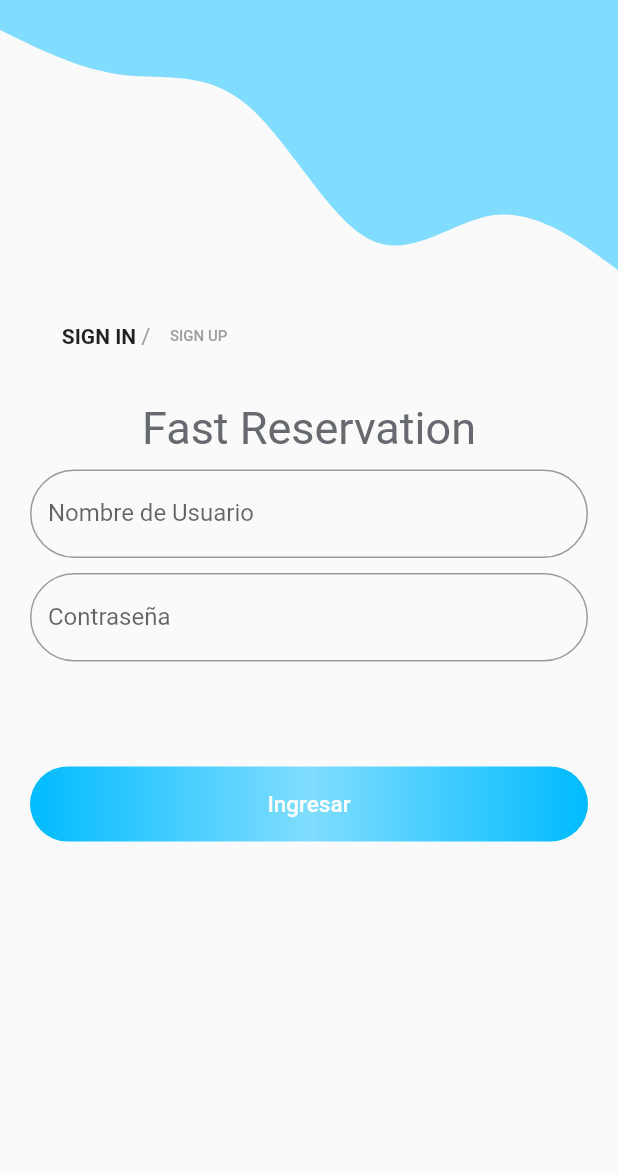
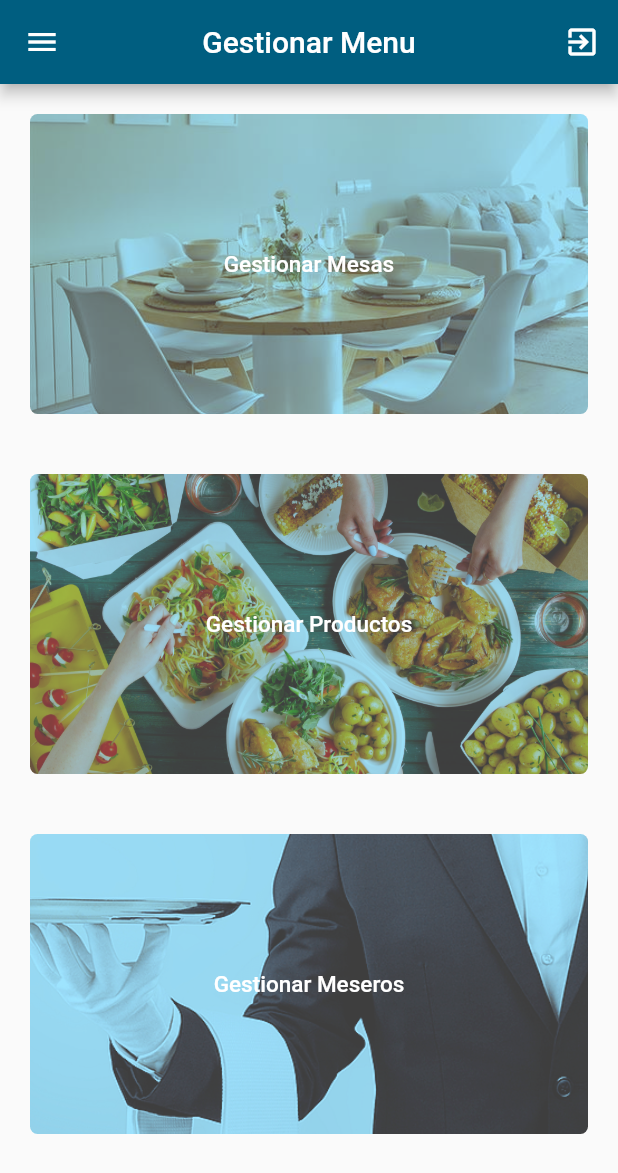
Before and after one commit to kfvillalba/proyecto-movil, a Flutter app: the screen it shows after launch, after a tap on "Ingresar", on a phone screen of 412 x 824 dp. Shown: the top 1173 px of the screen. Run offline on Flutter 3.47's test engine with Material 2 defaults, Android fonts, the light colour scheme and no system bars; our stand-ins replace flutter_svg.

Commit message:
nuevos cambios

```diff
--- a/lib/UI/app.dart
+++ b/lib/UI/app.dart
@@ -1,4 +1,6 @@
 import 'package:flutter/material.dart';
+import 'package:proyecto_fast_reservation/UI/pages/GestionarMesas.dart';
+import 'package:proyecto_fast_reservation/UI/pages/InicioAdmin.dart';
 import 'package:proyecto_fast_reservation/UI/pages/Login.dart';
 import 'package:proyecto_fast_reservation/UI/pages/Registro.dart';
 // ignore_for_file: avoid_unnecessary_containers, prefer_const_constructors, prefer_const_literals_to_create_immutables
@@ -15,6 +17,8 @@ class MyApp extends StatelessWidget {
       routes: {
         '/login': (context) => Login(),
         '/registro': (context) => Registro(),
+        '/gestionarMesas': (context) => GestionarMesas(),
+        '/inicioAdmin': (context) => InicioAdmin(),
       },
     );
   }
--- /dev/null
+++ b/lib/UI/pages/InicioAdmin.dart
@@ -0,0 +1,181 @@
+import 'package:flutter/material.dart';
+// ignore_for_file: avoid_unnecessary_containers, prefer_const_constructors, prefer_const_literals_to_create_immutables
+
+class InicioAdmin extends StatelessWidget {
+  const InicioAdmin({Key? key}) : super(key: key);
+
+  @override
+  Widget build(BuildContext context) {
+    return Scaffold(
+      drawer: DrawerAdmin(),
+      appBar: AppBar(
+        automaticallyImplyLeading: true,
+        centerTitle: true,
+        actions: [
+          IconButton(
+            onPressed: () {
+              Navigator.pushNamed(context, '/login');
+            },
+            icon: Icon(Icons.exit_to_app),
+          ),
+        ],
+        title: const Text("Gestionar Menu"),
+        backgroundColor: const Color(0xFF005E80),
+      ),
+      body: Container(
+        width: double.infinity,
+        height: double.infinity,
+        child: ListView(children: [
+          Container(
+              width: double.infinity,
+              height: 200,
+              margin: EdgeInsets.all(20),
+              decoration: BoxDecoration(
+                borderRadius: BorderRadius.circular(5),
+                image: DecorationImage(
+                    image: AssetImage("assets/mesa1.jpg"),
+                    fit: BoxFit.cover,
+                    colorFilter: ColorFilter.mode(
+                        Color(0xC080ddff), BlendMode.modulate)),
+              ),
+              child: TextButton(
+                onPressed: () {
+                  Navigator.pushNamed(context, '/gestionarMesas');
+                },
+                child: Text("Gestionar Mesas",
+                    style: TextStyle(color: Colors.white, fontSize: 15)),
+              )),
+          Container(
+              width: double.infinity,
+              height: 200,
+              margin: EdgeInsets.all(20),
+              decoration: BoxDecoration(
+                borderRadius: BorderRadius.circular(5),
+                image: DecorationImage(
+                    image: AssetImage("assets/productos.jpg"),
+                    fit: BoxFit.cover,
+                    colorFilter: ColorFilter.mode(
+                        Color(0xC080ddff), BlendMode.modulate)),
+              ),
+              child: TextButton(
+                onPressed: () {
+                  Navigator.pushNamed(context, '/gestionarMesas');
+                },
+                child: Text("Gestionar Productos",
+                    style: TextStyle(color: Colors.white, fontSize: 15)),
+              )),
+          Container(
+              width: double.infinity,
+              height: 200,
+              margin: EdgeInsets.all(20),
+              decoration: BoxDecoration(
+                borderRadius: BorderRadius.circular(5),
+                image: DecorationImage(
+                    image: AssetImage("assets/mesero.png"),
+                    fit: BoxFit.cover,
+                    colorFilter: ColorFilter.mode(
+                        Color(0xC080ddff), BlendMode.modulate)),
+              ),
+              child: TextButton(
+                onPressed: () {
+                  Navigator.pushNamed(context, '/gestionarMesas');
+                },
+                child: Text("Gestionar Meseros",
+                    style: TextStyle(
+                      color: Colors.white,
+                      fontSize: 15,
+                    )),
+              )),
+        ]),
+      ),
+    );
+  }
+}
+
+class DrawerAdmin extends StatelessWidget {
+  const DrawerAdmin({Key? key}) : super(key: key);
+
+  @override
+  Widget build(BuildContext context) {
+    return Drawer(
+        child: Container(
+      color: Color(0xFF80ddff),
+      alignment: Alignment.topCenter,
+      child: ListView(
+        children: [
+          Container(
+            margin: EdgeInsets.only(top: 150.0, bottom: 20),
+            child: CircleAvatar(
+              backgroundImage: AssetImage("assets/admin2.png"),
+              radius: 70.0,
+              backgroundColor: Colors.transparent,
+            ),
+          ),
+          Center(
+              child: Text(
+            "Admin",
+            style:
+                TextStyle(fontWeight: FontWeight.bold, color: Colors.blueGrey),
+          )),
+          Container(
+              width: double.infinity,
+              height: 50,
+              color: Color.fromARGB(255, 157, 224, 248),
+              margin: EdgeInsets.only(top: 40.0),
+              child: TextButton(
+                onPressed: () {
+                  Navigator.pushNamed(context, '/gestionarMesas');
+                },
+                child: Text("Gestionar Mesas",
+                    style: TextStyle(
+                      color: Color(0xFFFFFFFF),
+                      fontSize: 15,
+                    )),
+              )),
+          Container(
+              width: double.infinity,
+              height: 50,
+              color: Color.fromARGB(255, 157, 224, 248),
+              margin: EdgeInsets.only(top: 5.0),
+              child: TextButton(
+                onPressed: () {
+                  Navigator.pushNamed(context, '/gestionarMesas');
+                },
+                child: Text("Gestionar Productos",
+                    style: TextStyle(
+                        color: Color.fromARGB(255, 255, 255, 255),
+                        fontSize: 15)),
+              )),
+          Container(
+              width: double.infinity,
+              height: 50,
+              color: Color.fromARGB(255, 157, 224, 248),
+              margin: EdgeInsets.only(top: 5.0),
+              child: TextButton(
+                onPressed: () {
+                  Navigator.pushNamed(context, '/gestionarMesas');
+                },
+                child: Text("Gestionar Meseros",
+                    style: TextStyle(
+                        color: Color.fromARGB(255, 255, 255, 255),
+                        fontSize: 15)),
+              )),
+          Container(
+              width: double.infinity,
+              height: 50,
+              color: Color.fromARGB(255, 157, 224, 248),
+              margin: EdgeInsets.only(top: 5.0, bottom: 50.0),
+              child: TextButton(
+                onPressed: () {
+                  Navigator.pushNamed(context, '/login');
+                },
+                child: Text("Cerrar Sesion",
+                    style: TextStyle(
+                        color: Color.fromARGB(255, 255, 255, 255),
+                        fontSize: 15)),
+              )),
+        ],
+      ),
+    ));
+  }
+}
--- a/lib/UI/pages/Login.dart
+++ b/lib/UI/pages/Login.dart
@@ -107,7 +107,9 @@ class Login extends StatelessWidget {
                         Color(0xFF00BBFF),
                       ])),
                   child: TextButton(
-                    onPressed: () {},
+                    onPressed: () {
+                      Navigator.pushNamed(context, '/inicioAdmin');
+                    },
                     child: Text("Ingresar",
                         style: TextStyle(color: Colors.white, fontSize: 15)),
                   )),
--- a/lib/UI/pages/Registro.dart
+++ b/lib/UI/pages/Registro.dart
@@ -1,6 +1,5 @@
 import 'package:flutter/material.dart';
 import 'package:flutter_svg/flutter_svg.dart';
-import 'package:proyecto_fast_reservation/UI/CustomPainter/painterRegistrar.dart';
 // ignore_for_file: avoid_unnecessary_containers, prefer_const_constructors, prefer_const_literals_to_create_immutables
 
 class Registro extends StatelessWidget {
@@ -47,7 +46,7 @@ class Registro extends StatelessWidget {
                       style: TextStyle(color: Colors.grey, fontSize: 15),
                     ),
                     Text(
-                      "SIGN UP ",
+                      " SIGN UP",
                       style: TextStyle(fontWeight: FontWeight.bold),
                     ),
                   ],
```
Also changed, not shown: lib/UI/pages/GestionarMesas.dart (added, +22 -0 lines), assets/admin.png (added), assets/admin1.jpg (added), assets/admin2.png (added), assets/mesa.jpg (added), assets/mesa1.jpg (added), assets/mesero.png (added), assets/productos.jpg (added), assets/salir.jpg (added).
